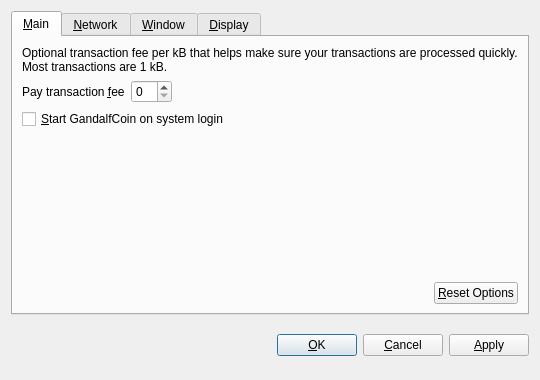
Qt form src/qt/forms/optionsdialog.ui (Vintryplc/Gandalfcoins) before a commit.
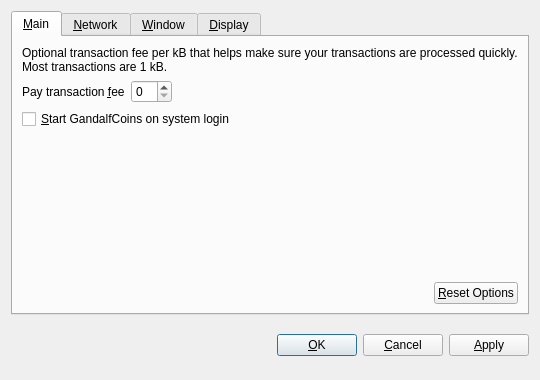
The same form after that commit. Custom widgets are drawn as their Qt base class.

The edit to the form file:
```diff
--- a/src/qt/forms/optionsdialog.ui
+++ b/src/qt/forms/optionsdialog.ui
@@ -82,7 +82,7 @@
           <string>Automatically start GandalfCoin after logging in to the system.</string>
          </property>
          <property name="text">
-          <string>&amp;Start GandalfCoin on system login</string>
+          <string>&amp;Start GandalfCoins on system login</string>
          </property>
         </widget>
        </item>
```
Left out of the diff: 10 changed lines with no effect on the pictures.
